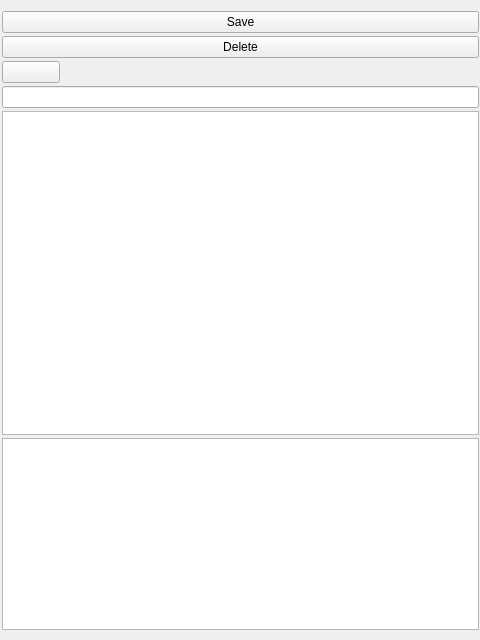
First picture: the form in mainwindow.ui, repository justpresident/gcypher, before the edit.
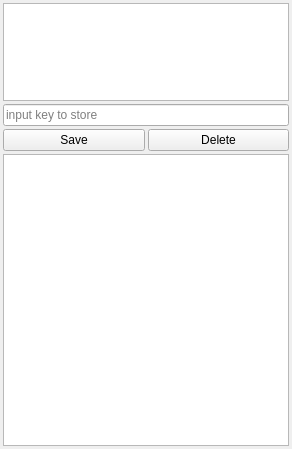
Second picture: the form after the edit. Icons and pictures are not drawn.

Commit message: ui improved build uptions changed

The edit to the form file:
```diff
--- a/mainwindow.ui
+++ b/mainwindow.ui
@@ -6,8 +6,8 @@
    <rect>
     <x>0</x>
     <y>0</y>
-    <width>480</width>
-    <height>640</height>
+    <width>292</width>
+    <height>449</height>
    </rect>
   </property>
   <property name="sizePolicy">
@@ -26,31 +26,57 @@
      <verstretch>1</verstretch>
     </sizepolicy>
    </property>
-   <widget class="QWidget" name="verticalLayoutWidget">
-    <property name="geometry">
-     <rect>
-      <x>-10</x>
-      <y>0</y>
-      <width>491</width>
-      <height>641</height>
-     </rect>
-    </property>
     <layout class="QVBoxLayout" name="verticalLayout">
      <property name="spacing">
       <number>3</number>
      </property>
-     <property name="sizeConstraint">
-      <enum>QLayout::SetMaximumSize</enum>
-     </property>
      <property name="leftMargin">
-      <number>12</number>
+     <number>3</number>
+    </property>
+    <property name="topMargin">
+     <number>3</number>
      </property>
      <property name="rightMargin">
-      <number>2</number>
-     </property>
+     <number>3</number>
+    </property>
+    <property name="bottomMargin">
+     <number>3</number>
+    </property>
      <item>
-      <layout class="QHBoxLayout" name="horizontalBtnLayout"/>
-     </item>
+     <widget class="QListView" name="listView">
+      <property name="sizePolicy">
+       <sizepolicy hsizetype="Expanding" vsizetype="Maximum">
+        <horstretch>0</horstretch>
+        <verstretch>1</verstretch>
+       </sizepolicy>
+      </property>
+      <property name="editTriggers">
+       <set>QAbstractItemView::NoEditTriggers</set>
+      </property>
+     </widget>
+    </item>
+    <item>
+     <layout class="QHBoxLayout" name="horizontalNameEditLayout">
+      <property name="spacing">
+       <number>3</number>
+      </property>
+      <item>
+       <widget class="QLineEdit" name="nameEdit">
+        <property name="placeholderText">
+         <string>input key to store</string>
+        </property>
+        <property name="clearButtonEnabled">
+         <bool>true</bool>
+        </property>
+       </widget>
+      </item>
+     </layout>
+    </item>
+    <item>
+     <layout class="QHBoxLayout" name="horizontalBtnLayout">
+      <property name="spacing">
+       <number>3</number>
+      </property>
      <item>
       <widget class="QPushButton" name="saveButton">
        <property name="text">
@@ -65,66 +91,25 @@
        </property>
       </widget>
      </item>
-     <item>
-      <layout class="QHBoxLayout" name="horizontalNameEditLayout"/>
-     </item>
-     <item>
-      <widget class="QPushButton" name="clearButton">
-       <property name="sizePolicy">
-        <sizepolicy hsizetype="Fixed" vsizetype="Fixed">
-         <horstretch>0</horstretch>
-         <verstretch>0</verstretch>
-        </sizepolicy>
-       </property>
-       <property name="maximumSize">
-        <size>
-         <width>58</width>
-         <height>58</height>
-        </size>
-       </property>
-       <property name="baseSize">
-        <size>
-         <width>29</width>
-         <height>29</height>
-        </size>
-       </property>
-       <property name="text">
-        <string/>
-       </property>
-       <property name="icon">
-        <iconset resource="res.qrc">
-         <normaloff>:/clear_left.png</normaloff>:/clear_left.png</iconset>
-       </property>
-      </widget>
-     </item>
-     <item>
-      <widget class="QLineEdit" name="nameEdit"/>
+     </layout>
      </item>
      <item>
       <widget class="QPlainTextEdit" name="valueEdit">
        <property name="sizePolicy">
-        <sizepolicy hsizetype="Expanding" vsizetype="Expanding">
+       <sizepolicy hsizetype="Expanding" vsizetype="Preferred">
          <horstretch>0</horstretch>
-         <verstretch>4</verstretch>
+        <verstretch>3</verstretch>
         </sizepolicy>
        </property>
        <property name="plainText">
         <string/>
        </property>
        <property name="placeholderText">
-        <string/>
-       </property>
-      </widget>
-     </item>
-     <item>
-      <widget class="QListView" name="listView">
-       <property name="editTriggers">
-        <set>QAbstractItemView::NoEditTriggers</set>
+       <string>input value here</string>
        </property>
       </widget>
      </item>
     </layout>
-   </widget>
   </widget>
  </widget>
  <layoutdefault spacing="6" margin="11"/>
```
Left out of the diff: 10 changed lines with no effect on the pictures. Lines whose indentation alone changed are shown as unchanged. The commit also changes 7 other files.
